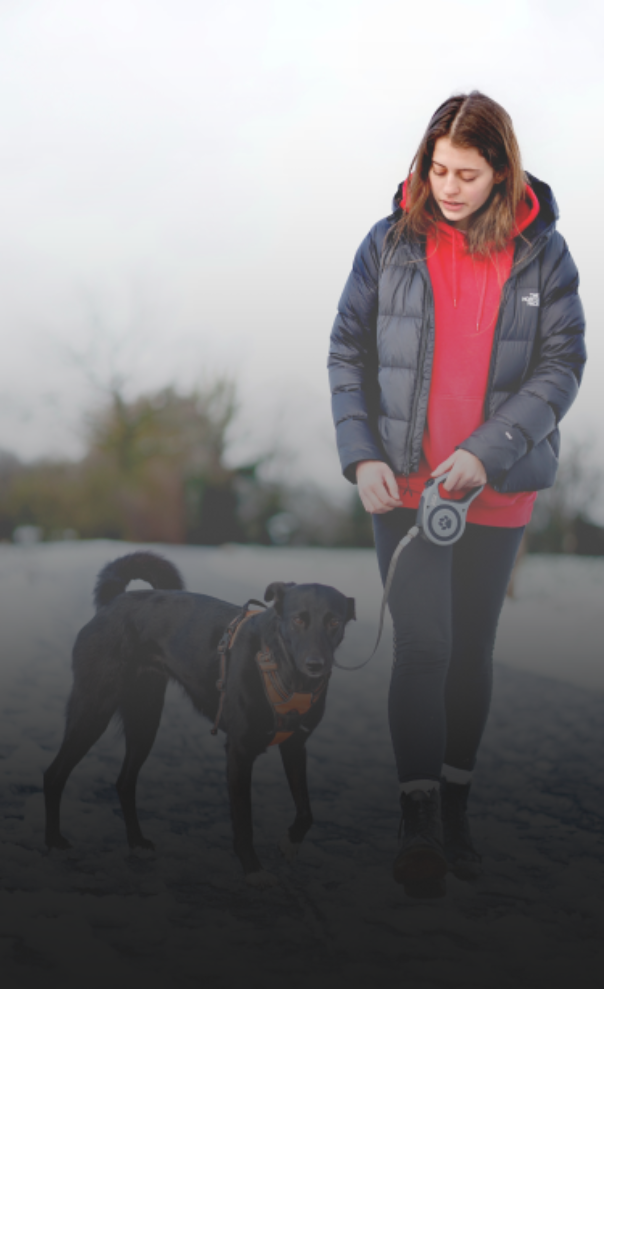
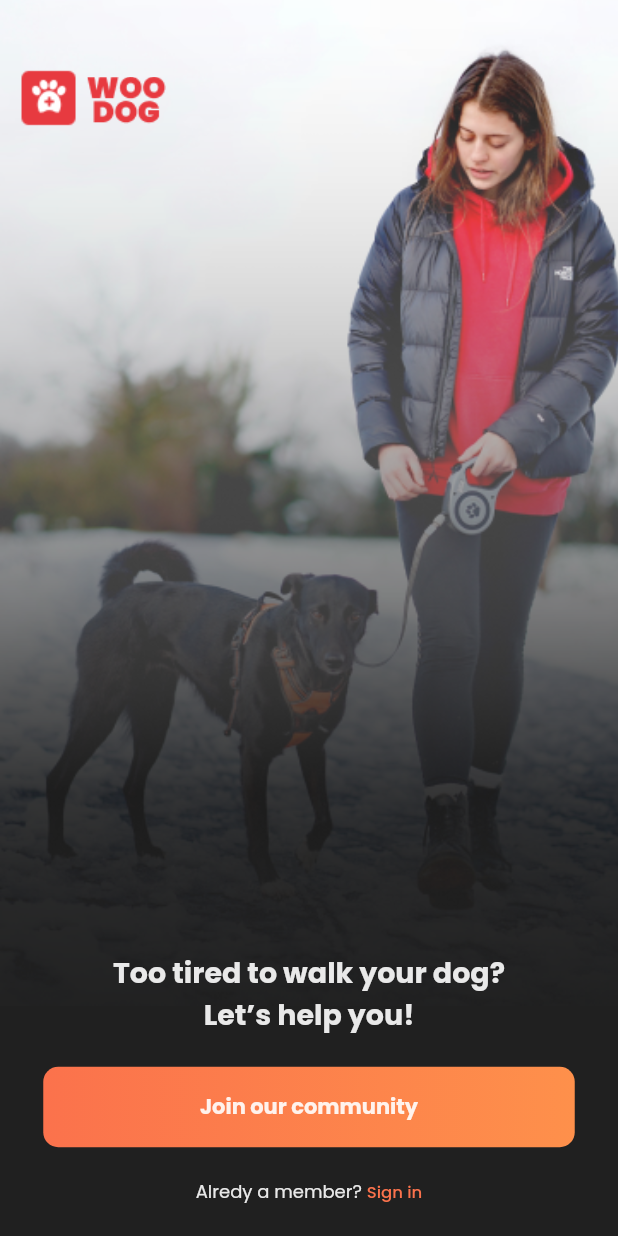
Before and after one commit to fasil721/Pet_carers_ui, a Flutter app: the screen it shows after launch, on a phone screen of 412 x 824 dp. Run offline on Flutter 3.47's test engine with Material 2 defaults, Android fonts, the phone set to English and light mode, and no system bars; our stand-ins replace google_fonts.

Commit message:
onboard created

```diff
--- a/lib/Screens/onboard_page.dart
+++ b/lib/Screens/onboard_page.dart
@@ -1,4 +1,7 @@
+
 import 'package:flutter/material.dart';
+import 'package:google_fonts/google_fonts.dart';
+import 'package:machine_test/Screens/join_page.dart';
 
 class OnBoardPage extends StatelessWidget {
   const OnBoardPage({Key? key}) : super(key: key);
@@ -8,16 +11,136 @@ class OnBoardPage extends StatelessWidget {
     final width = MediaQuery.of(context).size.width;
     final height = MediaQuery.of(context).size.height;
     final textFactor = MediaQuery.textScaleFactorOf(context);
-    return Stack(
+    return Container(
+      height: height,
+      width: width,
+      color: const Color(0xff202020),
+      child: SafeArea(
+        child: Stack(
           children: [
-        SizedBox(
-          height: height * .8,
+            Positioned(
+              top: -30,
+              child: SizedBox(
+                height: height * .85,
                 child: Image.asset(
                   "assets/ONBOARDING PICTURE.png",
                   fit: BoxFit.cover,
                 ),
               ),
+            ),
+            Positioned(
+              left: width * 0.03,
+              top: height * 0.055,
+              child: Image.asset(
+                "assets/icn1.png",
+              ),
+            ),
+            Positioned(
+              left: width * 0.14,
+              top: height * 0.062,
+              child: Image.asset(
+                "assets/dog.png",
+                height: height * .038,
+              ),
+            ),
+            Positioned(
+              bottom: 0,
+              child: SizedBox(
+                width: width,
+                child: Column(
+                  children: [
+                    Text(
+                      "Too tired to walk your dog?",
+                      style: GoogleFonts.poppins(
+                        decoration: TextDecoration.none,
+                        fontSize: textFactor * 19,
+                        color: Colors.white.withOpacity(0.9),
+                        fontWeight: FontWeight.bold,
+                      ),
+                    ),
+                    Text(
+                      "Let’s help you!",
+                      style: GoogleFonts.poppins(
+                        decoration: TextDecoration.none,
+                        fontSize: textFactor * 19,
+                        color: Colors.white.withOpacity(0.9),
+                        fontWeight: FontWeight.bold,
+                      ),
+                    ),
+                    SizedBox(
+                      height: height * .025,
+                    ),
+                    GestureDetector(
+                      onTap: () {
+                        Navigator.push(
+                          context,
+                          MaterialPageRoute(
+                            builder: (context) => JoinPage(),
+                          ),
+                        );
+                      },
+                      child: Container(
+                        width: width,
+                        height: height * 0.065,
+                        decoration: BoxDecoration(
+                          gradient: const LinearGradient(
+                            colors: [
+                              Color(0xffFB724C),
+                              Color(0xffFE904B),
                             ],
+                          ),
+                          borderRadius: BorderRadius.circular(10),
+                        ),
+                        margin: EdgeInsets.symmetric(horizontal: width * 0.07),
+                        child: Center(
+                          child: Text(
+                            "Join our community",
+                            style: GoogleFonts.poppins(
+                              decoration: TextDecoration.none,
+                              fontSize: textFactor * 14,
+                              color: Colors.white.withOpacity(0.9),
+                              fontWeight: FontWeight.bold,
+                            ),
+                          ),
+                        ),
+                      ),
+                    ),
+                    SizedBox(
+                      height: height * .025,
+                    ),
+                    Row(
+                      mainAxisAlignment: MainAxisAlignment.center,
+                      children: [
+                        Text(
+                          "Alredy a member? ",
+                          style: GoogleFonts.poppins(
+                            decoration: TextDecoration.none,
+                            fontSize: textFactor * 12,
+                            color: Colors.white.withOpacity(0.9),
+                            fontWeight: FontWeight.normal,
+                          ),
+                        ),
+                        Text(
+                          "Sign in",
+                          style: GoogleFonts.poppins(
+                            decoration: TextDecoration.none,
+                            fontSize: textFactor * 11,
+                            color: const Color(0xffFB724C),
+                            fontWeight: FontWeight.w500,
+                          ),
+                        ),
+                      ],
+                    ),
+                    SizedBox(
+                      height: height * .025,
+                    ),
+                  ],
+                ),
+              ),
+            ),
+          ],
+        ),
+      ),
     );
   }
 }
```
Also changed, not shown: lib/Screens/join_page.dart (added, +255 -0 lines). Lines whose indentation alone changed are shown as unchanged.
